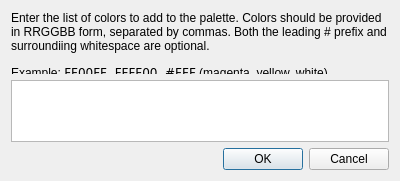
Before: the Qt Designer form src/colorlistinputdialog.ui in irydacea/wespal, drawn with Qt 5.
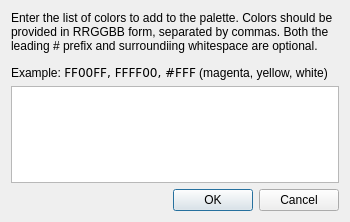
After: the same form once the commit is applied.

Commit message: colorlistinputdialog: Adjust minimum and initial dialog size so the help label doesn't get too easily cut off with size 9 fonts

```diff
--- a/src/colorlistinputdialog.ui
+++ b/src/colorlistinputdialog.ui
@@ -6,14 +6,14 @@
    <rect>
     <x>0</x>
     <y>0</y>
-    <width>400</width>
-    <height>181</height>
+    <width>350</width>
+    <height>222</height>
    </rect>
   </property>
   <property name="minimumSize">
    <size>
-    <width>400</width>
-    <height>181</height>
+    <width>350</width>
+    <height>222</height>
    </size>
   </property>
   <property name="windowTitle">
```
